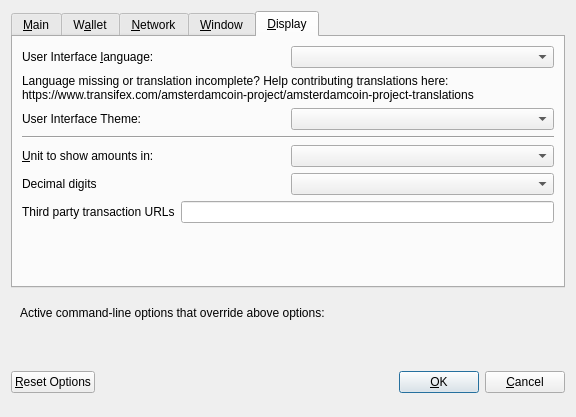
Above: src/qt/forms/optionsdialog.ui from VsyncDEV/Vsync before the change. Below: the same form after it.
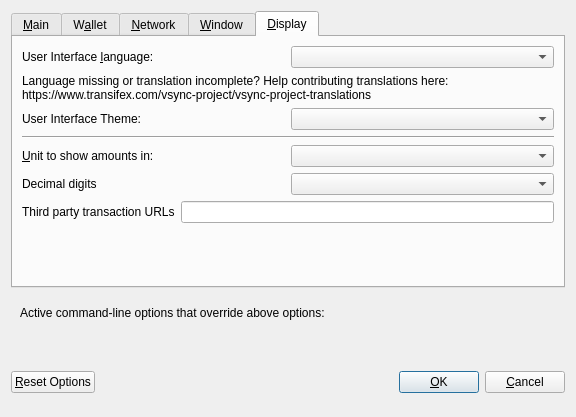
That is the form after the change. The open tabs and pages were chosen to show the change. Custom widgets are drawn as their Qt base class.

```diff
--- a/src/qt/forms/optionsdialog.ui
+++ b/src/qt/forms/optionsdialog.ui
@@ -476,7 +476,7 @@
          </property>
          <property name="text">
           <string>Language missing or translation incomplete? Help contributing translations here:
-https://www.transifex.com/amsterdamcoin-project/amsterdamcoin-project-translations</string>
+https://www.transifex.com/vsync-project/vsync-project-translations</string>
          </property>
          <property name="wordWrap">
           <bool>true</bool>
```
